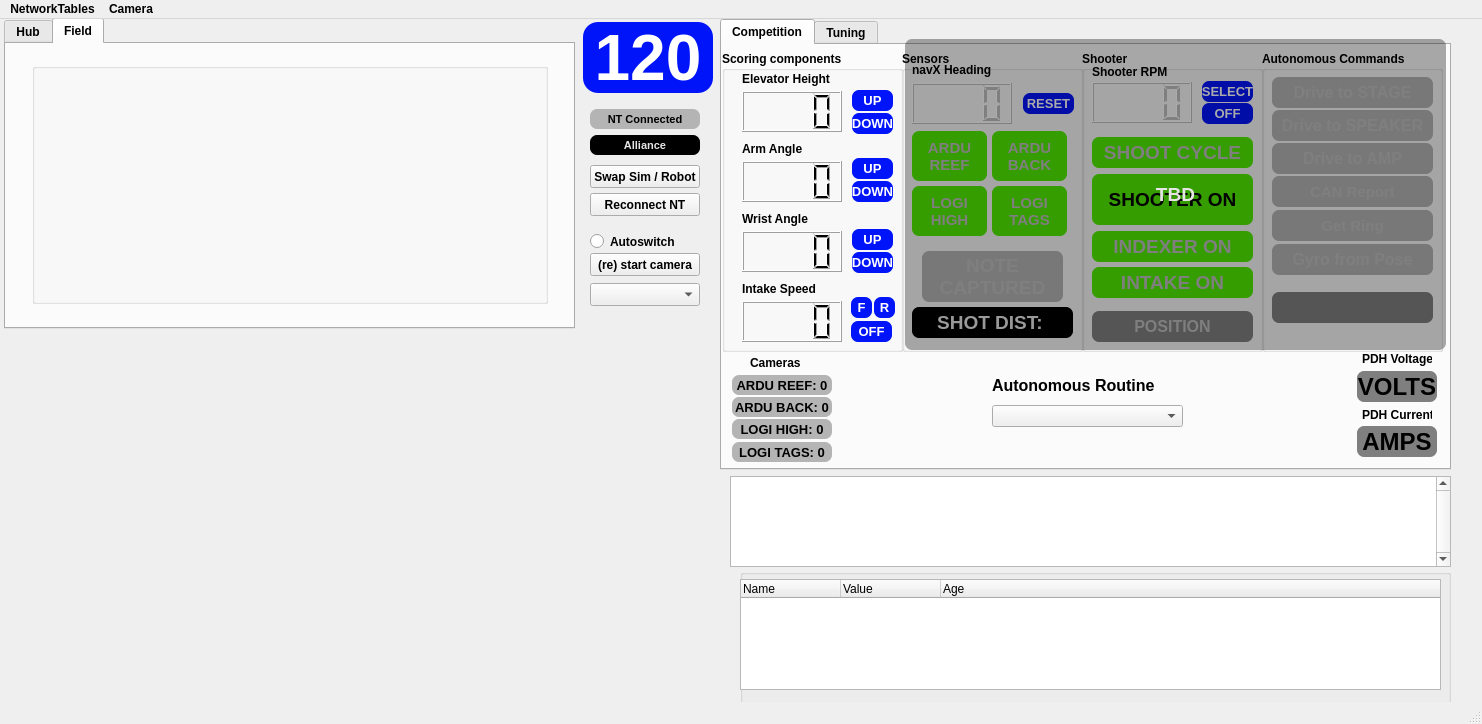
This is gui/layout_2025.ui in aesatchien/FRC2429_2025 as Qt 5 draws it before an edit. The edited form follows.
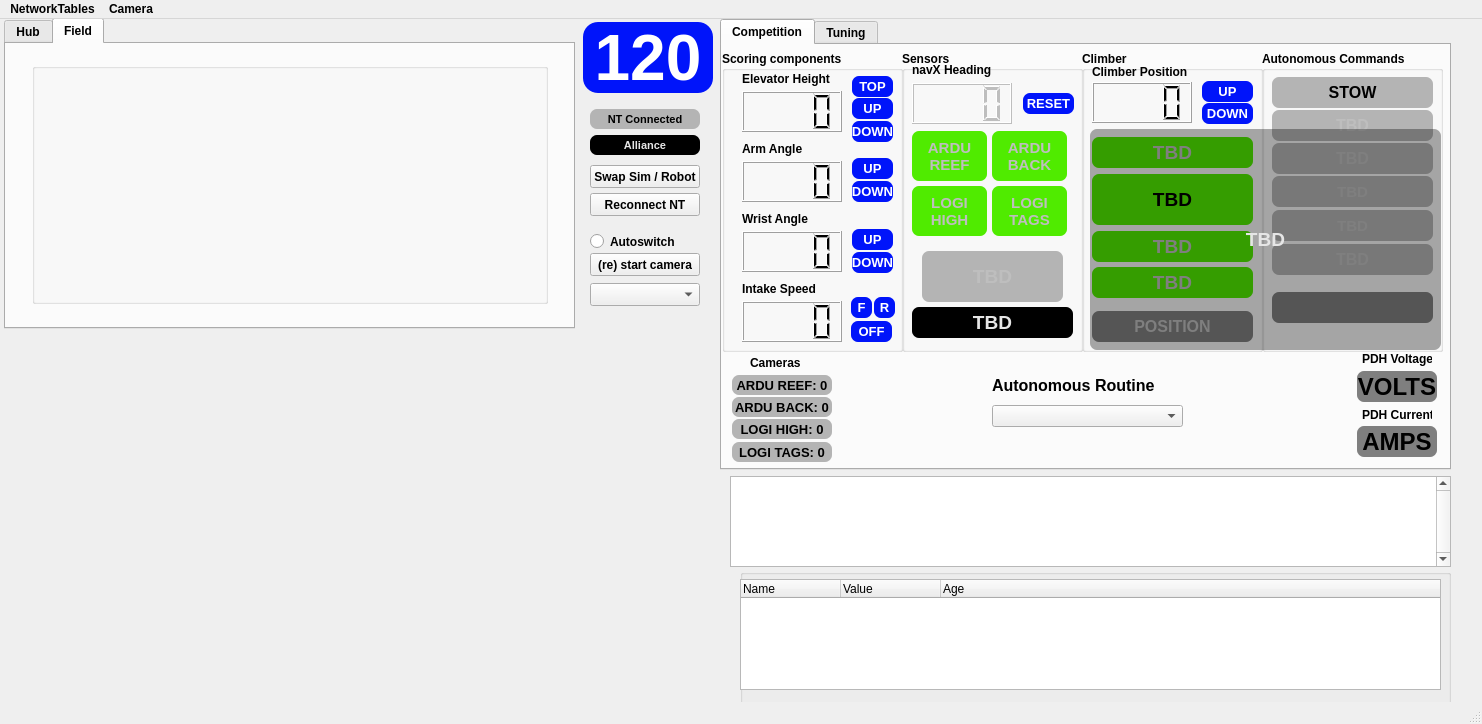
This is the edited form. Icons and pictures are not drawn. Custom widgets are drawn as their Qt base class.

```diff
--- a/gui/layout_2025.ui
+++ b/gui/layout_2025.ui
@@ -65,7 +65,7 @@
        </rect>
       </property>
       <property name="title">
-       <string>Shooter</string>
+       <string>Climber</string>
       </property>
       <widget class="QLabel" name="qlabel_shooter_indicator">
        <property name="enabled">
@@ -93,7 +93,7 @@
 color:rgb(0, 0, 0);</string>
        </property>
        <property name="text">
-        <string>SHOOTER ON</string>
+        <string>TBD</string>
        </property>
        <property name="textFormat">
         <enum>Qt::AutoText</enum>
@@ -127,7 +127,7 @@
 background-color:rgb(80, 235, 0);</string>
        </property>
        <property name="text">
-        <string>SHOOT CYCLE</string>
+        <string>TBD</string>
        </property>
        <property name="textFormat">
         <enum>Qt::AutoText</enum>
@@ -161,7 +161,7 @@
 background-color:rgb(80, 235, 0);</string>
        </property>
        <property name="text">
-        <string>INDEXER ON</string>
+        <string>TBD</string>
        </property>
        <property name="textFormat">
         <enum>Qt::AutoText</enum>
@@ -170,9 +170,9 @@
         <set>Qt::AlignCenter</set>
        </property>
       </widget>
-      <widget class="QLabel2" name="qlabel_shooter_on_indicator">
+      <widget class="QLabel2" name="qlabel_climber_up_indicator">
        <property name="enabled">
-        <bool>false</bool>
+        <bool>true</bool>
        </property>
        <property name="geometry">
         <rect>
@@ -196,7 +196,7 @@
 background-color:rgb(0, 20, 250);</string>
        </property>
        <property name="text">
-        <string>SELECT</string>
+        <string>UP</string>
        </property>
        <property name="textFormat">
         <enum>Qt::AutoText</enum>
@@ -205,9 +205,9 @@
         <set>Qt::AlignCenter</set>
        </property>
       </widget>
-      <widget class="QLCDNumber" name="qlcd_shooter_speed">
+      <widget class="QLCDNumber" name="qlcd_climber_position">
        <property name="enabled">
-        <bool>false</bool>
+        <bool>true</bool>
        </property>
        <property name="geometry">
         <rect>
@@ -231,12 +231,12 @@
         </rect>
        </property>
        <property name="text">
-        <string>Shooter RPM</string>
+        <string>Climber Position</string>
        </property>
       </widget>
-      <widget class="QLabel2" name="qlabel_shooter_off_indicator">
+      <widget class="QLabel2" name="qlabel_climber_down_indicator">
        <property name="enabled">
-        <bool>false</bool>
+        <bool>true</bool>
        </property>
        <property name="geometry">
         <rect>
@@ -260,7 +260,7 @@
 background-color:rgb(0, 20, 250);</string>
        </property>
        <property name="text">
-        <string>OFF</string>
+        <string>DOWN</string>
        </property>
        <property name="textFormat">
         <enum>Qt::AutoText</enum>
@@ -294,7 +294,7 @@
 background-color:rgb(80, 235, 0);</string>
        </property>
        <property name="text">
-        <string>INTAKE ON</string>
+        <string>TBD</string>
        </property>
        <property name="textFormat">
         <enum>Qt::AutoText</enum>
@@ -481,7 +481,7 @@
        <property name="geometry">
         <rect>
          <x>130</x>
-         <y>39</y>
+         <y>47</y>
          <width>41</width>
          <height>21</height>
         </rect>
@@ -513,7 +513,7 @@
        <property name="geometry">
         <rect>
          <x>130</x>
-         <y>62</y>
+         <y>70</y>
          <width>41</width>
          <height>21</height>
         </rect>
@@ -765,6 +765,38 @@
         <set>Qt::AlignCenter</set>
        </property>
       </widget>
+      <widget class="QLabel2" name="qlabel_elevator_top_indicator">
+       <property name="geometry">
+        <rect>
+         <x>130</x>
+         <y>25</y>
+         <width>41</width>
+         <height>21</height>
+        </rect>
+       </property>
+       <property name="font">
+        <font>
+         <family>MS Shell Dlg 2</family>
+         <pointsize>10</pointsize>
+         <bold>true</bold>
+        </font>
+       </property>
+       <property name="styleSheet">
+        <string notr="true">border: 7px;
+border-radius: 7px;
+color:rgb(255, 255, 255);
+background-color:rgb(0, 20, 250);</string>
+       </property>
+       <property name="text">
+        <string>TOP</string>
+       </property>
+       <property name="textFormat">
+        <enum>Qt::AutoText</enum>
+       </property>
+       <property name="alignment">
+        <set>Qt::AlignCenter</set>
+       </property>
+      </widget>
      </widget>
      <widget class="QGroupBox" name="groupBox_2">
       <property name="geometry">
@@ -943,8 +975,7 @@
 background-color:rgb(180,180,180);</string>
        </property>
        <property name="text">
-        <string>NOTE
-CAPTURED</string>
+        <string>TBD</string>
        </property>
        <property name="textFormat">
         <enum>Qt::AutoText</enum>
@@ -979,7 +1010,7 @@
 color:rgb(230,230,230);</string>
        </property>
        <property name="text">
-        <string>SHOT DIST: </string>
+        <string>TBD</string>
        </property>
        <property name="textFormat">
         <enum>Qt::AutoText</enum>
@@ -1095,7 +1126,7 @@
 background-color:rgb(180,180,180);</string>
        </property>
        <property name="text">
-        <string>Gyro from Pose</string>
+        <string>TBD</string>
        </property>
        <property name="textFormat">
         <enum>Qt::AutoText</enum>
@@ -1128,7 +1159,7 @@
 background-color:rgb(180,180,180);</string>
        </property>
        <property name="text">
-        <string>Drive to SPEAKER</string>
+        <string>TBD</string>
        </property>
        <property name="textFormat">
         <enum>Qt::AutoText</enum>
@@ -1137,9 +1168,9 @@
         <set>Qt::AlignCenter</set>
        </property>
       </widget>
-      <widget class="QLabel2" name="qlabel_drive_to_stage_indicator">
+      <widget class="QLabel2" name="qlabel_stow_indicator">
        <property name="enabled">
-        <bool>false</bool>
+        <bool>true</bool>
        </property>
        <property name="geometry">
         <rect>
@@ -1161,7 +1192,7 @@
 background-color:rgb(180,180,180);</string>
        </property>
        <property name="text">
-        <string>Drive to STAGE</string>
+        <string>STOW</string>
        </property>
        <property name="textFormat">
         <enum>Qt::AutoText</enum>
@@ -1194,7 +1225,7 @@
 background-color:rgb(180,180,180);</string>
        </property>
        <property name="text">
-        <string>Drive to AMP</string>
+        <string>TBD</string>
        </property>
        <property name="textFormat">
         <enum>Qt::AutoText</enum>
@@ -1228,7 +1259,7 @@
 background-color:rgb(180,180,180);</string>
        </property>
        <property name="text">
-        <string>Get Ring</string>
+        <string>TBD</string>
        </property>
        <property name="textFormat">
         <enum>Qt::AutoText</enum>
@@ -1263,7 +1294,7 @@
 background-color:rgb(180,180,180);</string>
        </property>
        <property name="text">
-        <string>CAN Report</string>
+        <string>TBD</string>
        </property>
        <property name="textFormat">
         <enum>Qt::AutoText</enum>
@@ -2170,10 +2201,10 @@
     </property>
     <property name="geometry">
      <rect>
-      <x>905</x>
-      <y>20</y>
-      <width>541</width>
-      <height>311</height>
+      <x>1090</x>
+      <y>110</y>
+      <width>351</width>
+      <height>221</height>
      </rect>
     </property>
     <property name="font">
```
